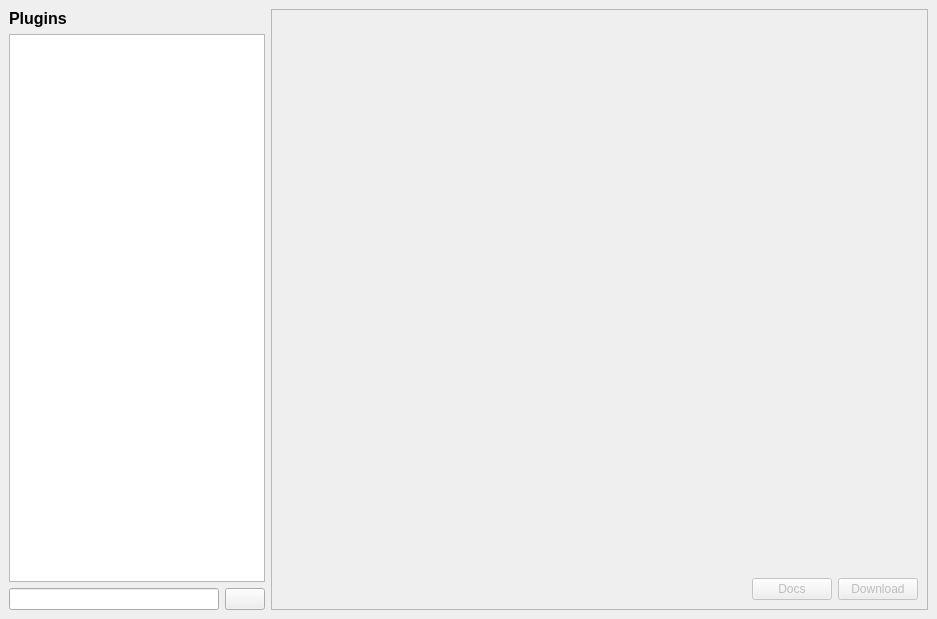
Before: the Qt Designer form gui/plugin_manager.ui in flika-org/flika, drawn with Qt 5.
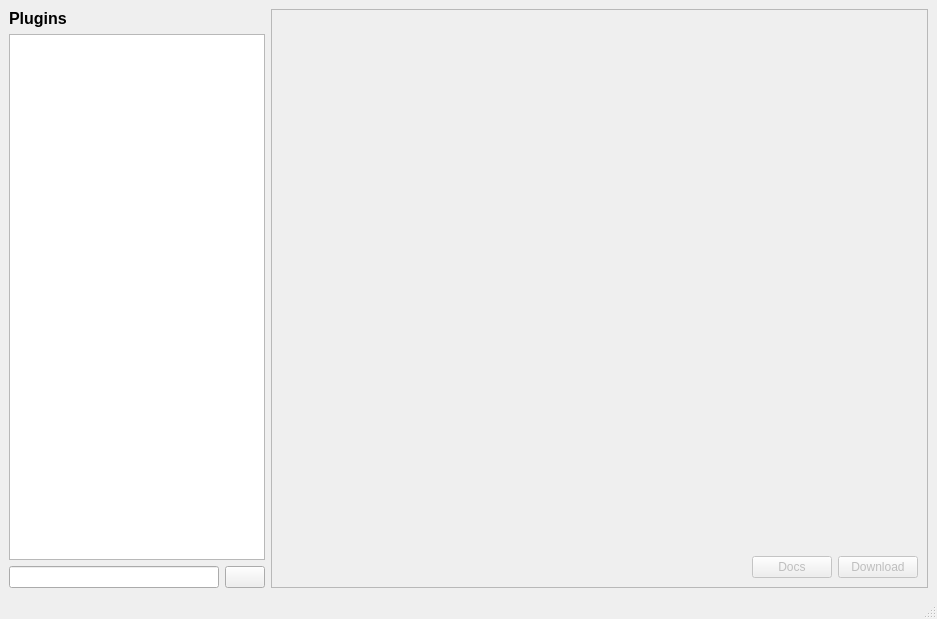
After: the same form once the commit is applied. Icons and pictures are not drawn.

Commit message: Docs open, alerts user on successful download

Patch:
```diff
--- a/gui/plugin_manager.ui
+++ b/gui/plugin_manager.ui
@@ -65,7 +65,7 @@
          <x>0</x>
          <y>0</y>
          <width>653</width>
-         <height>578</height>
+         <height>558</height>
         </rect>
        </property>
        <layout class="QGridLayout" name="gridLayout_2">
@@ -219,6 +219,7 @@
     </rect>
    </property>
   </widget>
+  <widget class="QStatusBar" name="statusBar"/>
  </widget>
  <resources/>
  <connections/>
```
The commit also changes 1 other file.
